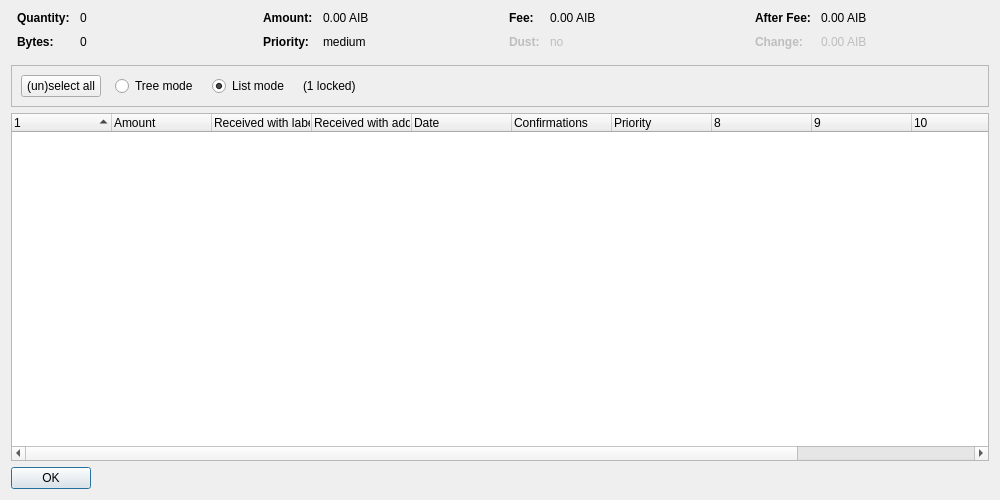
Qt form src/qt/forms/coincontroldialog.ui (iobond/aib) before a commit.
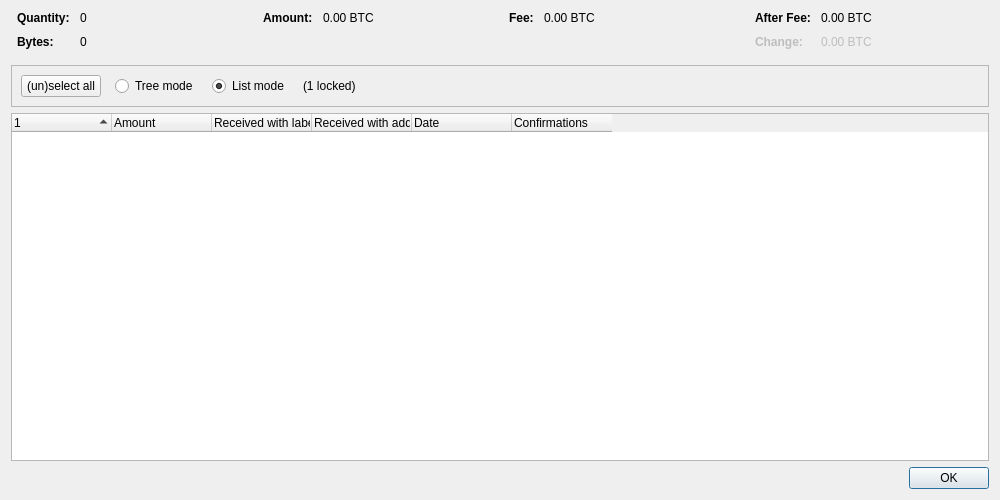
The same form after that commit. Custom widgets are drawn as their Qt base class.

Diff of the .ui file:
```diff
--- a/src/qt/forms/coincontroldialog.ui
+++ b/src/qt/forms/coincontroldialog.ui
@@ -132,36 +132,7 @@
           <enum>Qt::ActionsContextMenu</enum>
          </property>
          <property name="text">
-          <string notr="true">0.00 AIB</string>
-         </property>
-         <property name="textInteractionFlags">
-          <set>Qt::LinksAccessibleByMouse|Qt::TextSelectableByKeyboard|Qt::TextSelectableByMouse</set>
-         </property>
-        </widget>
-       </item>
-       <item row="1" column="0">
-        <widget class="QLabel" name="labelCoinControlPriorityText">
-         <property name="font">
-          <font>
-           <weight>75</weight>
-           <bold>true</bold>
-          </font>
-         </property>
-         <property name="text">
-          <string>Priority:</string>
-         </property>
-        </widget>
-       </item>
-       <item row="1" column="1">
-        <widget class="QLabel" name="labelCoinControlPriority">
-         <property name="cursor">
-          <cursorShape>IBeamCursor</cursorShape>
-         </property>
-         <property name="contextMenuPolicy">
-          <enum>Qt::ActionsContextMenu</enum>
-         </property>
-         <property name="text">
-          <string notr="true">medium</string>
+          <string notr="true">0.00 BTC</string>
          </property>
          <property name="textInteractionFlags">
           <set>Qt::LinksAccessibleByMouse|Qt::TextSelectableByKeyboard|Qt::TextSelectableByMouse</set>
@@ -206,42 +177,7 @@
           <enum>Qt::ActionsContextMenu</enum>
          </property>
          <property name="text">
-          <string notr="true">0.00 AIB</string>
-         </property>
-         <property name="textInteractionFlags">
-          <set>Qt::LinksAccessibleByMouse|Qt::TextSelectableByKeyboard|Qt::TextSelectableByMouse</set>
-         </property>
-        </widget>
-       </item>
-       <item row="1" column="0">
-        <widget class="QLabel" name="labelCoinControlLowOutputText">
-         <property name="enabled">
-          <bool>false</bool>
-         </property>
-         <property name="font">
-          <font>
-           <weight>75</weight>
-           <bold>true</bold>
-          </font>
-         </property>
-         <property name="text">
-          <string>Dust:</string>
-         </property>
-        </widget>
-       </item>
-       <item row="1" column="1">
-        <widget class="QLabel" name="labelCoinControlLowOutput">
-         <property name="enabled">
-          <bool>false</bool>
-         </property>
-         <property name="cursor">
-          <cursorShape>IBeamCursor</cursorShape>
-         </property>
-         <property name="contextMenuPolicy">
-          <enum>Qt::ActionsContextMenu</enum>
-         </property>
-         <property name="text">
-          <string notr="true">no</string>
+          <string notr="true">0.00 BTC</string>
          </property>
          <property name="textInteractionFlags">
           <set>Qt::LinksAccessibleByMouse|Qt::TextSelectableByKeyboard|Qt::TextSelectableByMouse</set>
@@ -252,6 +188,9 @@
      </item>
      <item>
       <layout class="QFormLayout" name="formLayoutCoinControl4">
+       <property name="labelAlignment">
+        <set>Qt::AlignLeft|Qt::AlignVCenter</set>
+       </property>
        <property name="horizontalSpacing">
         <number>10</number>
        </property>
@@ -286,7 +225,7 @@
           <enum>Qt::ActionsContextMenu</enum>
          </property>
          <property name="text">
-          <string notr="true">0.00 AIB</string>
+          <string notr="true">0.00 BTC</string>
          </property>
          <property name="textInteractionFlags">
           <set>Qt::LinksAccessibleByMouse|Qt::TextSelectableByKeyboard|Qt::TextSelectableByMouse</set>
@@ -321,7 +260,7 @@
           <enum>Qt::ActionsContextMenu</enum>
          </property>
          <property name="text">
-          <string notr="true">0.00 AIB</string>
+          <string notr="true">0.00 BTC</string>
          </property>
          <property name="textInteractionFlags">
           <set>Qt::LinksAccessibleByMouse|Qt::TextSelectableByKeyboard|Qt::TextSelectableByMouse</set>
@@ -431,7 +370,7 @@
       <bool>false</bool>
      </property>
      <property name="columnCount">
-      <number>12</number>
+      <number>6</number>
      </property>
      <attribute name="headerShowSortIndicator" stdset="0">
       <bool>true</bool>
@@ -472,16 +411,6 @@
        <string>Confirmed</string>
       </property>
      </column>
-     <column>
-      <property name="text">
-       <string>Priority</string>
-      </property>
-     </column>
-     <column>
-      <property name="text">
-       <string/>
-      </property>
-     </column>
      <column>
       <property name="text">
        <string/>
@@ -506,12 +435,6 @@
    </item>
    <item>
     <widget class="QDialogButtonBox" name="buttonBox">
-     <property name="sizePolicy">
-      <sizepolicy hsizetype="Maximum" vsizetype="Fixed">
-       <horstretch>0</horstretch>
-       <verstretch>0</verstretch>
-      </sizepolicy>
-     </property>
      <property name="orientation">
       <enum>Qt::Horizontal</enum>
      </property>
```
Left out of the diff: 5 changed lines with no effect on the pictures.
